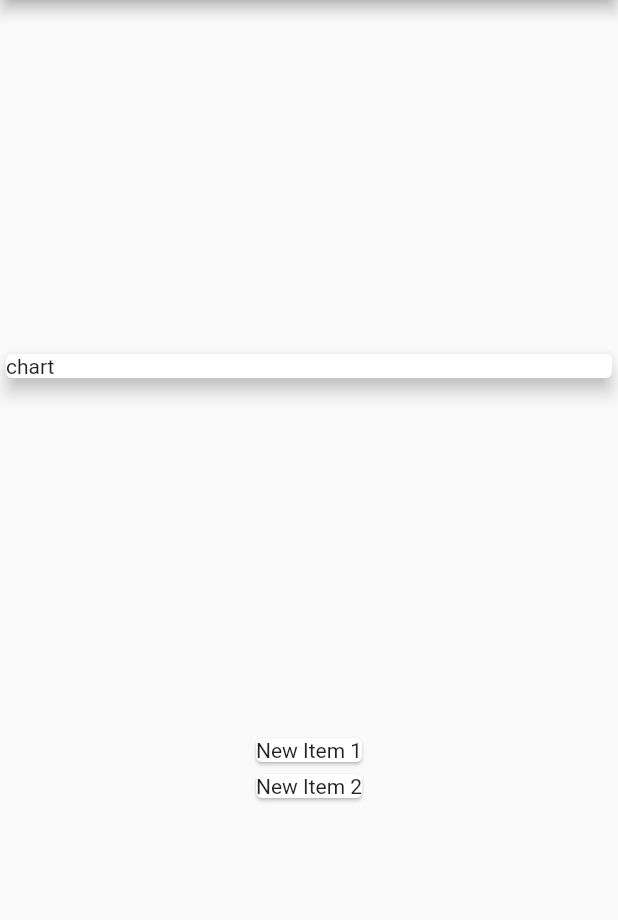
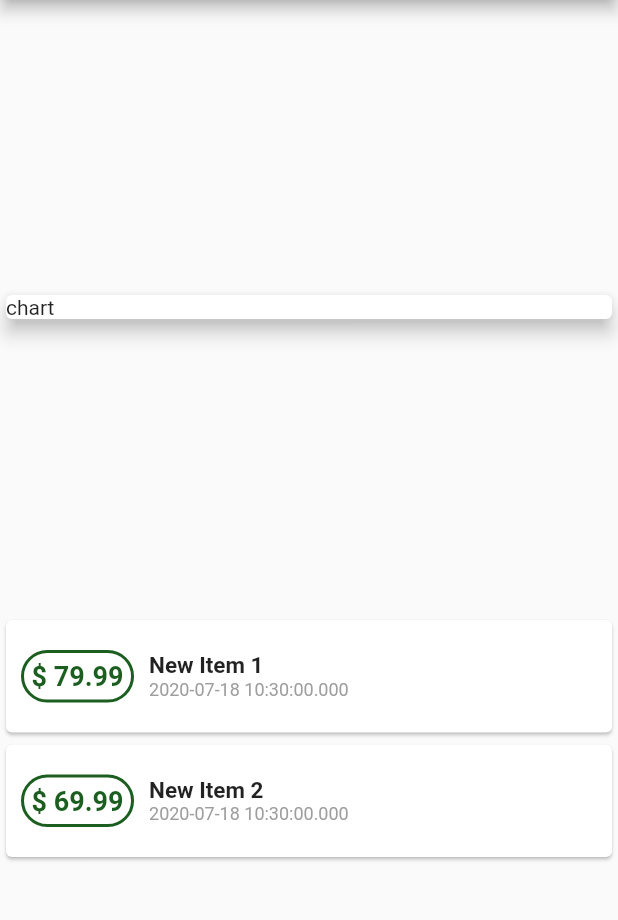
Before and after one commit to bastolasuraj/learningDarrt, a Flutter app: the screen it shows after launch, on a phone screen of 412 x 824 dp, the part 84-1004 px from its top. Run offline on Flutter 3.47's test engine with Material 2 defaults, Android fonts, the phone set to English and light mode, and no system bars.

Commit message:
A Simple Expense App created by a Flutter Learner

```diff
--- a/lib/main.dart
+++ b/lib/main.dart
@@ -46,7 +46,51 @@ class ExpenseAppHome extends StatelessWidget {
           Column(
               children: transactions.map((tx) {
             return Card(
-              child: Text(tx.title),
+              child: Row(
+                children: <Widget>[
+                  Container(
+                    margin: EdgeInsets.symmetric(
+                      vertical: 20,
+                      horizontal: 10,
+                    ),
+                    decoration: BoxDecoration(
+                      border: Border.all(
+                        color: Colors.green[900],
+                        width: 2,
+                      ),
+                      borderRadius: BorderRadius.circular(20),
+                    ),
+                    padding: EdgeInsets.all(5),
+                    child: Text(
+                      "\$ " + tx.amount.toString(),
+                      style: TextStyle(
+                        fontWeight: FontWeight.bold,
+                        fontSize: 18,
+                        color: Colors.green[900],
+                      ),
+                    ),
+                  ),
+                  Column(
+                    crossAxisAlignment: CrossAxisAlignment.start,
+                    children: <Widget>[
+                      Text(
+                        tx.title,
+                        style: TextStyle(
+                          fontWeight: FontWeight.bold,
+                          fontSize: 15,
+                        ),
+                      ),
+                      Text(
+                        tx.date.toString(),
+                        style: TextStyle(
+                          fontSize: 12,
+                          color: Colors.grey,
+                        ),
+                      )
+                    ],
+                  )
+                ],
+              ),
             );
           }).toList())
         ],
```
